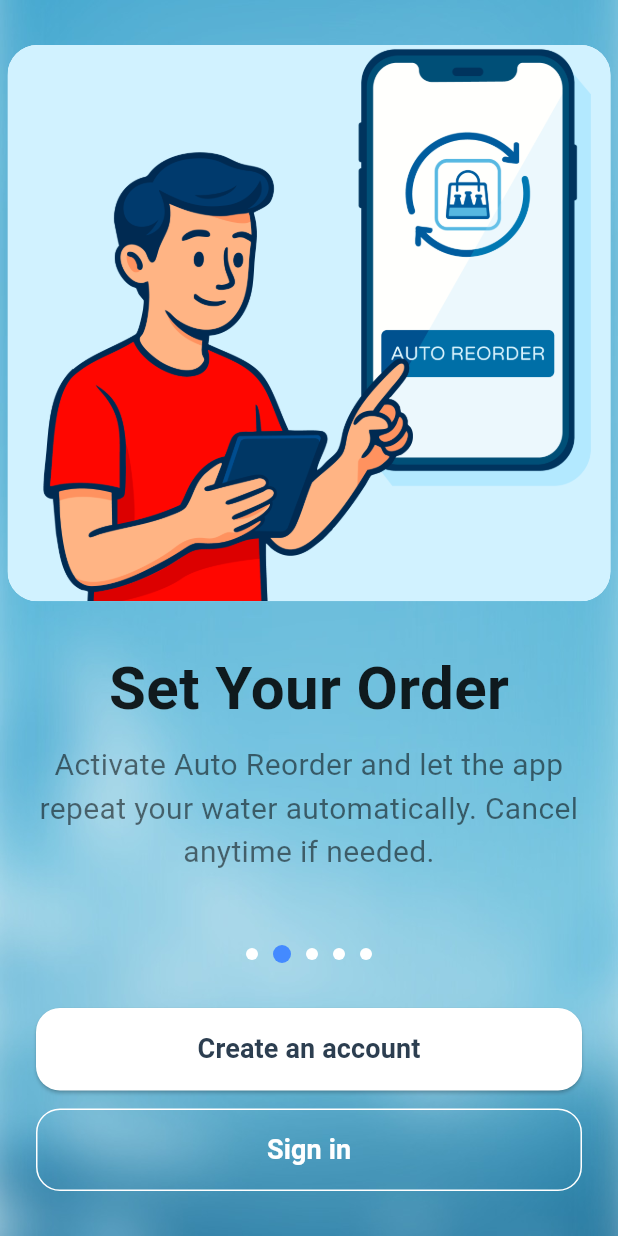
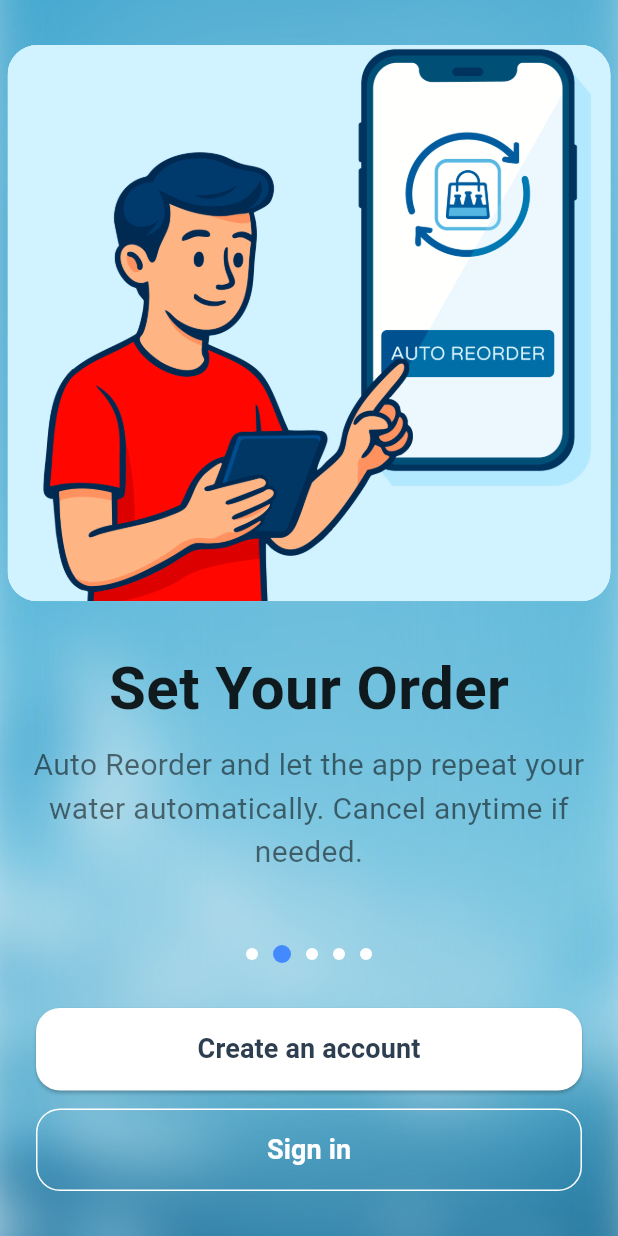
Before and after one commit to OBAlbert/cadeli, a Flutter app: the screen it shows after launch, swiped to page 2, on a phone screen of 412 x 824 dp. Run offline on Flutter 3.47's test engine with Material 3 defaults, Android fonts, the light colour scheme and no system bars; our stand-ins replace cloud_firestore, cloud_functions, firebase_auth, firebase_core, firebase_messaging, flutter_local_notifications and 6 more; missing offline and left inert: flutter_stripe, google_place, webview_flutter_android, webview_flutter_wkwebview; accounts and stored records are empty; statements that could not run were skipped.

Commit message:
ready now push

```diff
--- a/lib/screens/index_page.dart
+++ b/lib/screens/index_page.dart
@@ -26,7 +26,7 @@ class _IndexPageState extends State<IndexPage> {
       'image': 'assets/index/cadeli-autosubscribe.png',
       'title': 'Set Your Order',
       'subtitle':
-      'Activate Auto Reorder and let the app repeat your water automatically. Cancel anytime if needed.',
+      'Auto Reorder and let the app repeat your water automatically. Cancel anytime if needed.',
     },
     {
       'image': 'assets/index/cadeli-time.png',
```
